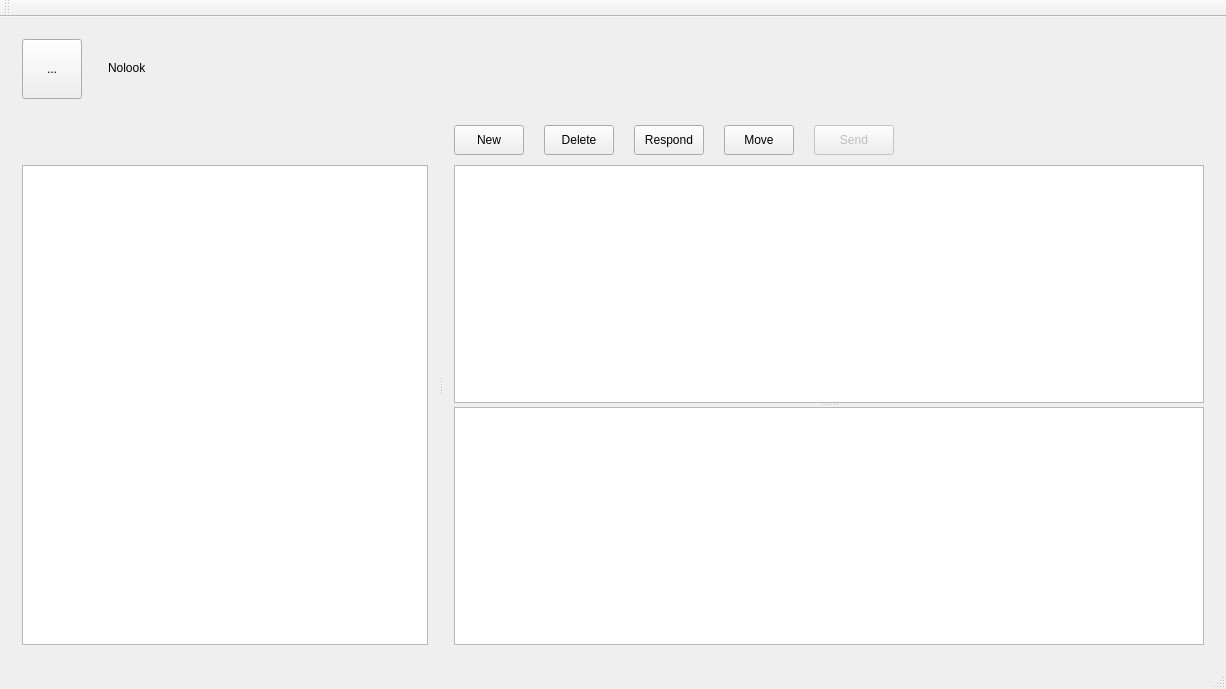
Above: mainwindow.ui from graypilgrim/nolook before the change. Below: the same form after it.
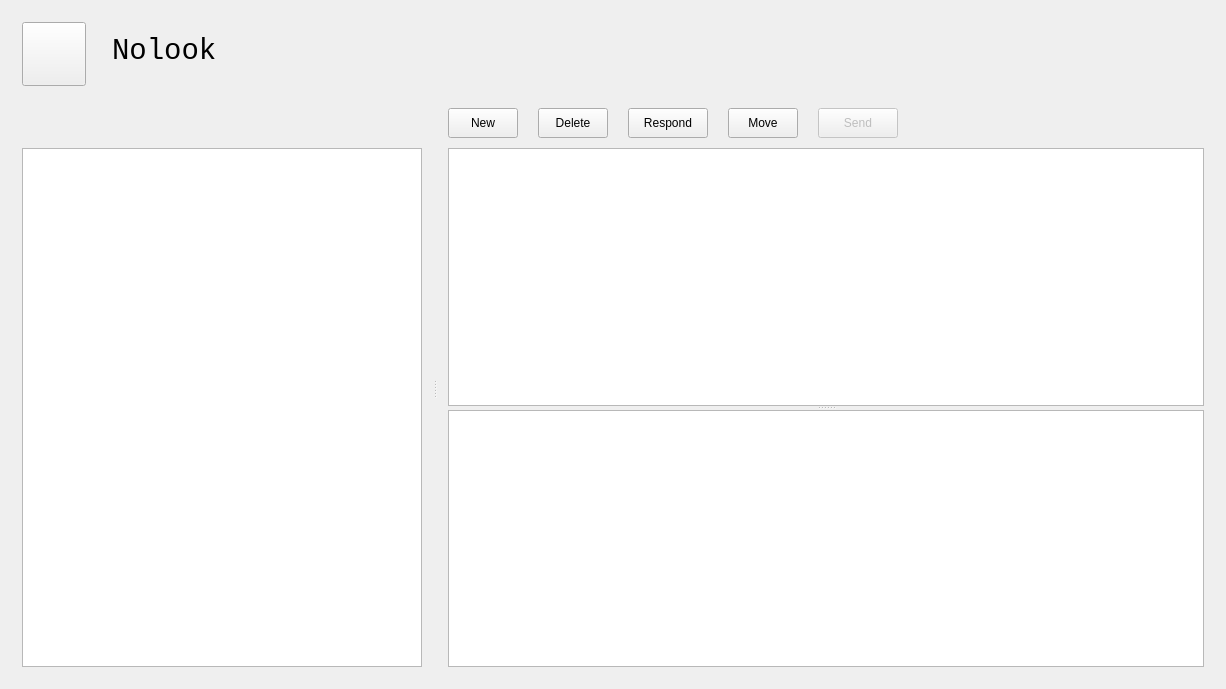
That is the form after the change. Icons and pictures are not drawn.

What changed in the file:
```diff
--- a/mainwindow.ui
+++ b/mainwindow.ui
@@ -16,6 +16,9 @@
   <property name="windowTitle">
    <string>MainWindow</string>
   </property>
+  <property name="styleSheet">
+   <string notr="true"/>
+  </property>
   <widget class="QWidget" name="centralWidget">
    <layout class="QVBoxLayout" name="verticalLayout">
     <item>
@@ -26,13 +29,16 @@
         <height>80</height>
        </size>
       </property>
+      <property name="styleSheet">
+       <string notr="true"/>
+      </property>
       <layout class="QHBoxLayout" name="headerLayout" stretch="0,0">
        <item>
         <widget class="QPushButton" name="settingsButton">
          <property name="minimumSize">
           <size>
-           <width>60</width>
-           <height>60</height>
+           <width>64</width>
+           <height>64</height>
           </size>
          </property>
          <property name="maximumSize">
@@ -41,13 +47,32 @@
            <height>16777215</height>
           </size>
          </property>
+         <property name="styleSheet">
+          <string notr="true"/>
+         </property>
          <property name="text">
-          <string>...</string>
+          <string/>
+         </property>
+         <property name="icon">
+          <iconset resource="resources.qrc">
+           <normaloff>:/new/prefix1/res/settings.png</normaloff>:/new/prefix1/res/settings.png</iconset>
+         </property>
+         <property name="iconSize">
+          <size>
+           <width>60</width>
+           <height>60</height>
+          </size>
          </property>
         </widget>
        </item>
        <item>
         <widget class="QLabel" name="label">
+         <property name="font">
+          <font>
+           <family>Liberation Mono</family>
+           <pointsize>22</pointsize>
+          </font>
+         </property>
          <property name="text">
           <string>Nolook</string>
          </property>
@@ -84,6 +109,17 @@
         </item>
         <item>
          <widget class="QListView" name="mailDirectory">
+          <property name="baseSize">
+           <size>
+            <width>100</width>
+            <height>0</height>
+           </size>
+          </property>
+          <property name="font">
+           <font>
+            <pointsize>12</pointsize>
+           </font>
+          </property>
           <property name="editTriggers">
            <set>QAbstractItemView::NoEditTriggers</set>
           </property>
@@ -151,14 +187,14 @@
              <widget class="QPushButton" name="respondButton">
               <property name="minimumSize">
                <size>
-                <width>70</width>
+                <width>80</width>
                 <height>30</height>
                </size>
               </property>
               <property name="maximumSize">
                <size>
-                <width>70</width>
-                <height>30</height>
+                <width>184</width>
+                <height>180</height>
                </size>
               </property>
               <property name="text">
@@ -176,7 +212,7 @@
               </property>
               <property name="maximumSize">
                <size>
-                <width>70</width>
+                <width>180</width>
                 <height>30</height>
                </size>
               </property>
@@ -227,11 +263,22 @@
            <enum>Qt::Vertical</enum>
           </property>
           <widget class="QTreeView" name="directoryContent">
+           <property name="font">
+            <font>
+             <pointsize>11</pointsize>
+            </font>
+           </property>
            <property name="editTriggers">
             <set>QAbstractItemView::NoEditTriggers</set>
            </property>
           </widget>
           <widget class="QTextEdit" name="mailContent">
+           <property name="font">
+            <font>
+             <family>DejaVu Sans Mono</family>
+             <pointsize>11</pointsize>
+            </font>
+           </property>
            <property name="readOnly">
             <bool>true</bool>
            </property>
@@ -244,25 +291,6 @@
     </item>
    </layout>
   </widget>
-  <widget class="QMenuBar" name="menuBar">
-   <property name="geometry">
-    <rect>
-     <x>0</x>
-     <y>0</y>
-     <width>1226</width>
-     <height>19</height>
-    </rect>
-   </property>
-  </widget>
-  <widget class="QToolBar" name="mainToolBar">
-   <attribute name="toolBarArea">
-    <enum>TopToolBarArea</enum>
-   </attribute>
-   <attribute name="toolBarBreak">
-    <bool>false</bool>
-   </attribute>
-  </widget>
-  <widget class="QStatusBar" name="statusBar"/>
  </widget>
  <layoutdefault spacing="6" margin="11"/>
  <resources/>
```
Left out of the diff: 20 changed lines with no effect on the pictures.
